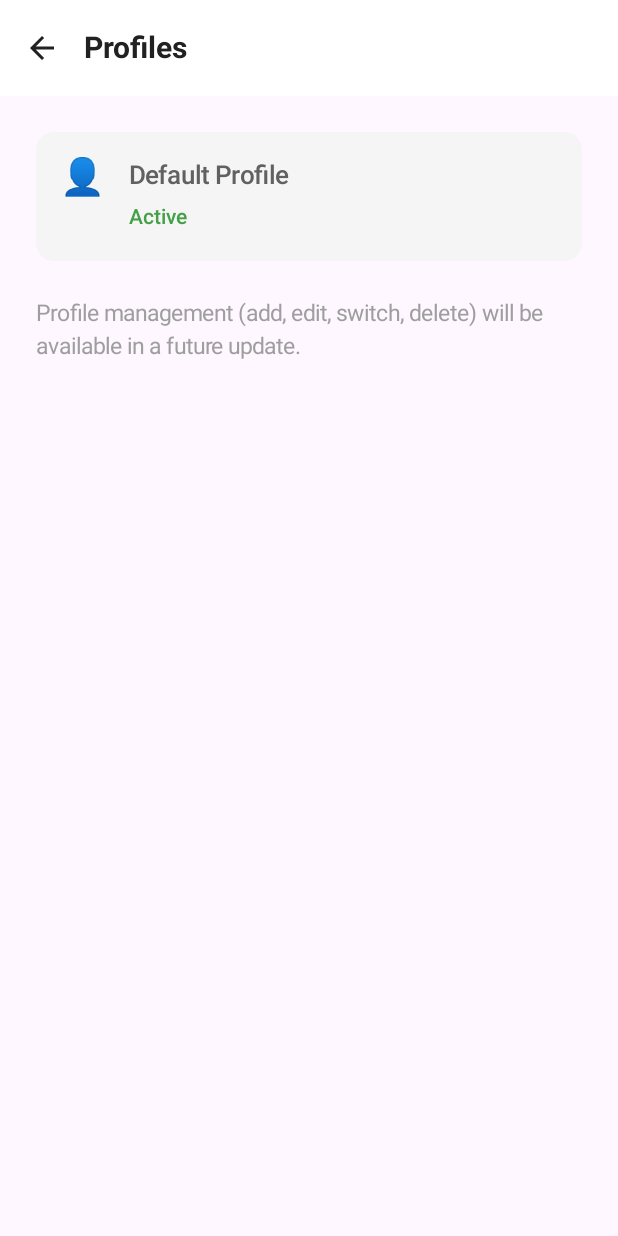
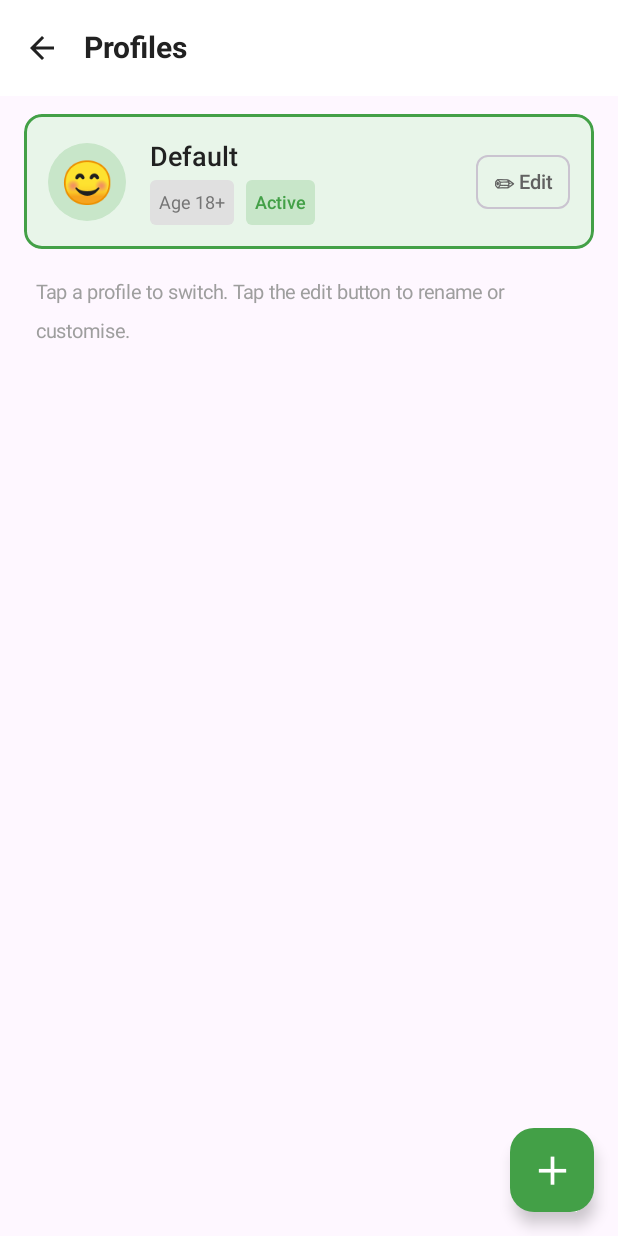
Before and after one commit to djr812/AAC4U, an Android app built with Jetpack Compose: the ProfileScreen screen opened through its navigation route, on a phone screen of 412 x 824 dp. Run offline under Robolectric (Android 15) with nearby library versions, the light colour scheme and no system bars; our stand-ins replace Dagger/Hilt's generated code, Room's generated code, window size class.

Commit message:
Phase 2b: Multiple user profiles — create, switch, rename, delete, avatar, age range.

```diff
--- a/app/src/main/java/net/djrogers/aac4u/data/local/database/AAC4UDatabase.kt
+++ b/app/src/main/java/net/djrogers/aac4u/data/local/database/AAC4UDatabase.kt
@@ -13,8 +13,8 @@ import net.djrogers.aac4u.data.local.database.entity.*
         PhraseHistoryEntity::class,
         PredictionEntity::class
     ],
-    version = 1,
-    exportSchema = true // Always export — needed for migration testing
+    version = 2,
+    exportSchema = true
 )
 abstract class AAC4UDatabase : RoomDatabase() {
     abstract fun buttonDao(): ButtonDao
--- a/app/src/main/java/net/djrogers/aac4u/data/local/database/entity/Entities.kt
+++ b/app/src/main/java/net/djrogers/aac4u/data/local/database/entity/Entities.kt
@@ -9,6 +9,8 @@ import androidx.room.PrimaryKey
 data class ProfileEntity(
     @PrimaryKey(autoGenerate = true) val id: Long = 0,
     val name: String,
+    val avatar: String = "😊",
+    val ageRange: String = "ADULT",
     val gridColumns: Int = 4,
     val gridRows: Int = 4,
     val buttonPaddingDp: Int = 4,
--- a/app/src/main/java/net/djrogers/aac4u/data/local/database/mapper/Mappers.kt
+++ b/app/src/main/java/net/djrogers/aac4u/data/local/database/mapper/Mappers.kt
@@ -64,6 +64,8 @@ fun Category.toEntity(): CategoryEntity = CategoryEntity(
 fun ProfileEntity.toDomain(): UserProfile = UserProfile(
     id = id,
     name = name,
+    avatar = avatar,
+    ageRange = try { AgeRange.valueOf(ageRange) } catch (e: Exception) { AgeRange.ADULT },
     gridConfig = GridConfig(
         columns = gridColumns,
         rows = gridRows,
@@ -85,6 +87,8 @@ fun ProfileEntity.toDomain(): UserProfile = UserProfile(
 fun UserProfile.toEntity(): ProfileEntity = ProfileEntity(
     id = id,
     name = name,
+    avatar = avatar,
+    ageRange = ageRange.name,
     gridColumns = gridConfig.columns,
     gridRows = gridConfig.rows,
     buttonPaddingDp = gridConfig.buttonPaddingDp,
--- a/app/src/main/java/net/djrogers/aac4u/domain/model/UserProfile.kt
+++ b/app/src/main/java/net/djrogers/aac4u/domain/model/UserProfile.kt
@@ -7,14 +7,28 @@ package net.djrogers.aac4u.domain.model
 data class UserProfile(
     val id: Long = 0,
     val name: String,
+    val avatar: String = "😊",
+    val ageRange: AgeRange = AgeRange.ADULT,
     val gridConfig: GridConfig = GridConfig(),
     val inputMethod: InputMethod = InputMethod.TAP,
     val feedbackMode: FeedbackMode = FeedbackMode.BOTH,
-    val ttsVoiceName: String? = null, // null = system default
-    val ttsRate: Float = 1.0f,        // 0.5 to 2.0
-    val ttsPitch: Float = 1.0f,       // 0.5 to 2.0
+    val ttsVoiceName: String? = null,
+    val ttsRate: Float = 1.0f,
+    val ttsPitch: Float = 1.0f,
     val isActive: Boolean = false,
     val highContrastEnabled: Boolean = false,
-    val dwellTimeMs: Long = 1500,     // Dwell selection delay (ms)
-    val scanSpeedMs: Long = 2000      // Scanning auto-advance delay (ms)
+    val dwellTimeMs: Long = 1500,
+    val scanSpeedMs: Long = 2000
 )
+
+/**
+ * Age ranges for vocabulary level selection.
+ * Used to determine appropriate core/fringe word lists in future.
+ */
+enum class AgeRange(val label: String, val description: String) {
+    TODDLER("2–4", "Early communicator, basic needs and wants"),
+    YOUNG_CHILD("5–7", "Early reader, simple phrases and social words"),
+    CHILD("8–12", "Expanding vocabulary, school and social contexts"),
+    TEEN("13–17", "Complex sentences, emotional expression, independence"),
+    ADULT("18+", "Full vocabulary, work and community participation")
+}
--- a/app/src/main/java/net/djrogers/aac4u/ui/profiles/ProfileScreen.kt
+++ b/app/src/main/java/net/djrogers/aac4u/ui/profiles/ProfileScreen.kt
@@ -1,21 +1,50 @@
 package net.djrogers.aac4u.ui.profiles
 
+import androidx.compose.foundation.background
+import androidx.compose.foundation.border
+import androidx.compose.foundation.clickable
 import androidx.compose.foundation.layout.*
+import androidx.compose.foundation.lazy.LazyColumn
+import androidx.compose.foundation.lazy.items
+import androidx.compose.foundation.shape.CircleShape
+import androidx.compose.foundation.shape.RoundedCornerShape
 import androidx.compose.material.icons.Icons
 import androidx.compose.material.icons.automirrored.filled.ArrowBack
 import androidx.compose.material3.*
-import androidx.compose.runtime.Composable
+import androidx.compose.runtime.*
+import androidx.compose.ui.Alignment
 import androidx.compose.ui.Modifier
+import androidx.compose.ui.draw.clip
 import androidx.compose.ui.graphics.Color
 import androidx.compose.ui.text.font.FontWeight
 import androidx.compose.ui.unit.dp
 import androidx.compose.ui.unit.sp
+import androidx.hilt.navigation.compose.hiltViewModel
+import androidx.lifecycle.compose.collectAsStateWithLifecycle
+import net.djrogers.aac4u.domain.model.UserProfile
 
 @OptIn(ExperimentalMaterial3Api::class)
 @Composable
 fun ProfileScreen(
-    onNavigateBack: () -> Unit
+    onNavigateBack: () -> Unit,
+    viewModel: ProfileViewModel = hiltViewModel()
 ) {
+    val uiState by viewModel.uiState.collectAsStateWithLifecycle()
+    val dialogState by viewModel.dialogState.collectAsStateWithLifecycle()
+
+    // Edit dialog
+    ProfileEditDialog(
+        state = dialogState,
+        onNameChanged = viewModel::updateName,
+        onAvatarChanged = viewModel::updateAvatar,
+        onAgeRangeChanged = viewModel::updateAgeRange,
+        onSave = viewModel::saveProfile,
+        onShowDeleteConfirmation = viewModel::showDeleteConfirmation,
+        onConfirmDelete = viewModel::deleteProfile,
+        onCancelDelete = viewModel::hideDeleteConfirmation,
+        onDismiss = viewModel::dismissDialog
+    )
+
     Scaffold(
         topBar = {
             TopAppBar(
@@ -26,49 +55,162 @@ fun ProfileScreen(
                     }
                 }
             )
+        },
+        floatingActionButton = {
+            FloatingActionButton(
+                onClick = viewModel::showCreateDialog,
+                containerColor = Color(0xFF43A047),
+                contentColor = Color.White
+            ) {
+                Text("＋", fontSize = 24.sp, fontWeight = FontWeight.Bold)
+            }
         }
     ) { paddingValues ->
-        Column(
+        if (uiState.isLoading) {
+            Box(
+                modifier = Modifier
+                    .fillMaxSize()
+                    .padding(paddingValues),
+                contentAlignment = Alignment.Center
+            ) {
+                CircularProgressIndicator()
+            }
+            return@Scaffold
+        }
+
+        LazyColumn(
             modifier = Modifier
                 .fillMaxSize()
                 .padding(paddingValues)
-                .padding(24.dp)
+                .padding(horizontal = 16.dp),
+            verticalArrangement = Arrangement.spacedBy(8.dp),
+            contentPadding = PaddingValues(vertical = 12.dp)
         ) {
-            Surface(
-                modifier = Modifier.fillMaxWidth(),
-                shape = MaterialTheme.shapes.medium,
-                color = Color(0xFFF5F5F5)
+            items(
+                items = uiState.profiles,
+                key = { it.id }
+            ) { profile ->
+                ProfileCard(
+                    profile = profile,
+                    isActive = profile.id == uiState.activeProfileId,
+                    onSwitch = { viewModel.switchProfile(profile.id) },
+                    onEdit = { viewModel.showEditDialog(profile) }
+                )
+            }
+
+            // Hint at bottom
+            item {
+                Spacer(modifier = Modifier.height(8.dp))
+                Text(
+                    text = "Tap a profile to switch. Tap the edit button to rename or customise.",
+                    fontSize = 13.sp,
+                    color = Color(0xFF9E9E9E),
+                    modifier = Modifier.padding(horizontal = 8.dp)
+                )
+            }
+        }
+    }
+}
+
+@Composable
+private fun ProfileCard(
+    profile: UserProfile,
+    isActive: Boolean,
+    onSwitch: () -> Unit,
+    onEdit: () -> Unit
+) {
+    Surface(
+        modifier = Modifier
+            .fillMaxWidth()
+            .clip(RoundedCornerShape(12.dp))
+            .clickable(onClick = onSwitch)
+            .then(
+                if (isActive) {
+                    Modifier.border(
+                        width = 2.dp,
+                        color = Color(0xFF43A047),
+                        shape = RoundedCornerShape(12.dp)
+                    )
+                } else {
+                    Modifier
+                }
+            ),
+        shape = RoundedCornerShape(12.dp),
+        color = if (isActive) Color(0xFFE8F5E9) else Color(0xFFFAFAFA),
+        shadowElevation = if (isActive) 2.dp else 1.dp
+    ) {
+        Row(
+            modifier = Modifier
+                .fillMaxWidth()
+                .padding(16.dp),
+            verticalAlignment = Alignment.CenterVertically
+        ) {
+            // Avatar
+            Box(
+                modifier = Modifier
+                    .size(52.dp)
+                    .clip(CircleShape)
+                    .background(
+                        if (isActive) Color(0xFFC8E6C9) else Color(0xFFE0E0E0)
+                    ),
+                contentAlignment = Alignment.Center
             ) {
+                Text(text = profile.avatar, fontSize = 28.sp)
+            }
+
+            Spacer(modifier = Modifier.width(16.dp))
+
+            // Info
+            Column(modifier = Modifier.weight(1f)) {
+                Text(
+                    text = profile.name,
+                    fontSize = 18.sp,
+                    fontWeight = FontWeight.SemiBold,
+                    color = MaterialTheme.colorScheme.onSurface
+                )
+
+                Spacer(modifier = Modifier.height(2.dp))
+
                 Row(
-                    modifier = Modifier.padding(16.dp)
+                    horizontalArrangement = Arrangement.spacedBy(8.dp),
+                    verticalAlignment = Alignment.CenterVertically
                 ) {
-                    Text(text = "👤", fontSize = 24.sp)
-                    Spacer(modifier = Modifier.width(16.dp))
-                    Column {
-                        Text(
-                            text = "Default Profile",
-                            fontSize = 17.sp,
-                            fontWeight = FontWeight.SemiBold
-                        )
-                        Spacer(modifier = Modifier.height(2.dp))
+                    // Age range badge
+                    Text(
+                        text = "Age ${profile.ageRange.label}",
+                        fontSize = 12.sp,
+                        color = Color(0xFF757575),
+                        modifier = Modifier
+                            .clip(RoundedCornerShape(4.dp))
+                            .background(Color(0xFFE0E0E0))
+                            .padding(horizontal = 6.dp, vertical = 2.dp)
+                    )
+
+                    // Active badge
+                    if (isActive) {
                         Text(
                             text = "Active",
-                            fontSize = 14.sp,
+                            fontSize = 12.sp,
+                            fontWeight = FontWeight.SemiBold,
                             color = Color(0xFF43A047),
-                            fontWeight = FontWeight.Medium
+                            modifier = Modifier
+                                .clip(RoundedCornerShape(4.dp))
+                                .background(Color(0xFFC8E6C9))
+                                .padding(horizontal = 6.dp, vertical = 2.dp)
                         )
                     }
                 }
             }
 
-            Spacer(modifier = Modifier.height(24.dp))
-
-            Text(
-                text = "Profile management (add, edit, switch, delete) will be available in a future update.",
-                fontSize = 15.sp,
-                color = Color(0xFF9E9E9E),
-                lineHeight = 22.sp
-            )
+            // Edit button
+            OutlinedButton(
+                onClick = onEdit,
+                modifier = Modifier.height(36.dp),
+                shape = RoundedCornerShape(8.dp),
+                contentPadding = PaddingValues(horizontal = 12.dp)
+            ) {
+                Text("✏ Edit", fontSize = 13.sp)
+            }
         }
     }
 }
--- /dev/null
+++ b/app/src/main/java/net/djrogers/aac4u/ui/profiles/ProfileViewModel.kt
@@ -0,0 +1,160 @@
+package net.djrogers.aac4u.ui.profiles
+
+import androidx.lifecycle.ViewModel
+import androidx.lifecycle.viewModelScope
+import dagger.hilt.android.lifecycle.HiltViewModel
+import kotlinx.coroutines.flow.*
+import kotlinx.coroutines.launch
+import net.djrogers.aac4u.domain.model.AgeRange
+import net.djrogers.aac4u.domain.model.UserProfile
+import net.djrogers.aac4u.domain.repository.ProfileRepository
+import javax.inject.Inject
+
+data class ProfilesUiState(
+    val profiles: List<UserProfile> = emptyList(),
+    val activeProfileId: Long? = null,
+    val isLoading: Boolean = true
+)
+
+data class ProfileDialogState(
+    val isVisible: Boolean = false,
+    val isNewProfile: Boolean = true,
+    val editingProfile: UserProfile? = null,
+    val name: String = "",
+    val avatar: String = "😊",
+    val ageRange: AgeRange = AgeRange.ADULT,
+    val showDeleteConfirmation: Boolean = false
+)
+
+@HiltViewModel
+class ProfileViewModel @Inject constructor(
+    private val profileRepository: ProfileRepository
+) : ViewModel() {
+
+    private val _uiState = MutableStateFlow(ProfilesUiState())
+    val uiState: StateFlow<ProfilesUiState> = _uiState.asStateFlow()
+
+    private val _dialogState = MutableStateFlow(ProfileDialogState())
+    val dialogState: StateFlow<ProfileDialogState> = _dialogState.asStateFlow()
+
+    init {
+        loadProfiles()
+    }
+
+    private fun loadProfiles() {
+        viewModelScope.launch {
+            profileRepository.getAllProfiles().collect { profiles ->
+                val activeId = profiles.find { it.isActive }?.id
+                _uiState.value = ProfilesUiState(
+                    profiles = profiles,
+                    activeProfileId = activeId,
+                    isLoading = false
+                )
+            }
+        }
+    }
+
+    fun switchProfile(profileId: Long) {
+        viewModelScope.launch {
+            profileRepository.setActiveProfile(profileId)
+        }
+    }
+
+    // ── Dialog actions ──
+
+    fun showCreateDialog() {
+        _dialogState.value = ProfileDialogState(
+            isVisible = true,
+            isNewProfile = true,
+            name = "",
+            avatar = "😊",
+            ageRange = AgeRange.ADULT
+        )
+    }
+
+    fun showEditDialog(profile: UserProfile) {
+        _dialogState.value = ProfileDialogState(
+            isVisible = true,
+            isNewProfile = false,
+            editingProfile = profile,
+            name = profile.name,
+            avatar = profile.avatar,
+            ageRange = profile.ageRange
+        )
+    }
+
+    fun updateName(name: String) {
+        _dialogState.update { it.copy(name = name) }
+    }
+
+    fun updateAvatar(avatar: String) {
+        _dialogState.update { it.copy(avatar = avatar) }
+    }
+
+    fun updateAgeRange(ageRange: AgeRange) {
+        _dialogState.update { it.copy(ageRange = ageRange) }
+    }
+
+    fun showDeleteConfirmation() {
+        _dialogState.update { it.copy(showDeleteConfirmation = true) }
+    }
+
+    fun hideDeleteConfirmation() {
+        _dialogState.update { it.copy(showDeleteConfirmation = false) }
+    }
+
+    fun saveProfile() {
+        val state = _dialogState.value
+        val name = state.name.trim()
+        if (name.isBlank()) return
+
+        viewModelScope.launch {
+            if (state.isNewProfile) {
+                val newProfile = UserProfile(
+                    name = name,
+                    avatar = state.avatar,
+                    ageRange = state.ageRange,
+                    isActive = false
+                )
+                profileRepository.insertProfile(newProfile)
+            } else {
+                val existing = state.editingProfile ?: return@launch
+                profileRepository.updateProfile(
+                    existing.copy(
+                        name = name,
+                        avatar = state.avatar,
+                        ageRange = state.ageRange
+                    )
+                )
+            }
+            dismissDialog()
+        }
+    }
+
+    fun deleteProfile() {
+        val state = _dialogState.value
+        val profile = state.editingProfile ?: return
+
+        viewModelScope.launch {
+            // Don't delete the last profile
+            val allProfiles = _uiState.value.profiles
+            if (allProfiles.size <= 1) {
+                hideDeleteConfirmation()
+                return@launch
+            }
+
+            // If deleting the active profile, switch to another one first
+            if (profile.isActive) {
+                val nextProfile = allProfiles.first { it.id != profile.id }
+                profileRepository.setActiveProfile(nextProfile.id)
+            }
+
+            profileRepository.deleteProfile(profile.id)
+            dismissDialog()
+        }
+    }
+
+    fun dismissDialog() {
+        _dialogState.value = ProfileDialogState()
+    }
+}
```
Also changed, not shown: app/src/main/java/net/djrogers/aac4u/data/local/database/migration/Migrations.kt (+8 -19 lines), app/src/main/java/net/djrogers/aac4u/ui/profiles/ProfileEditDialog.kt (added, +298 -0 lines).
